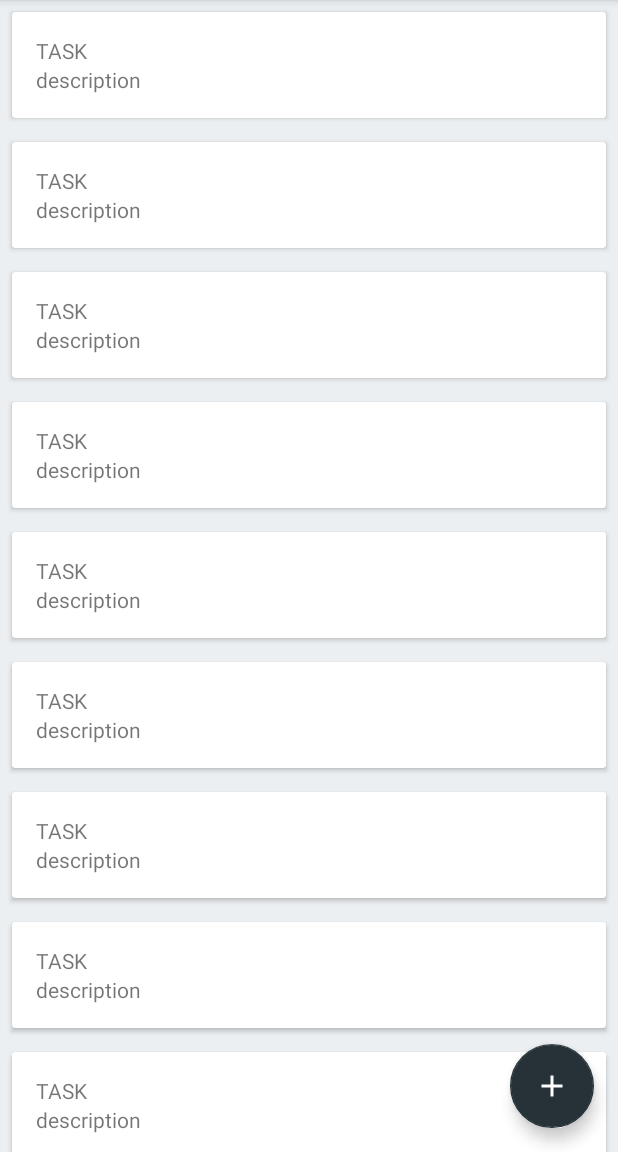
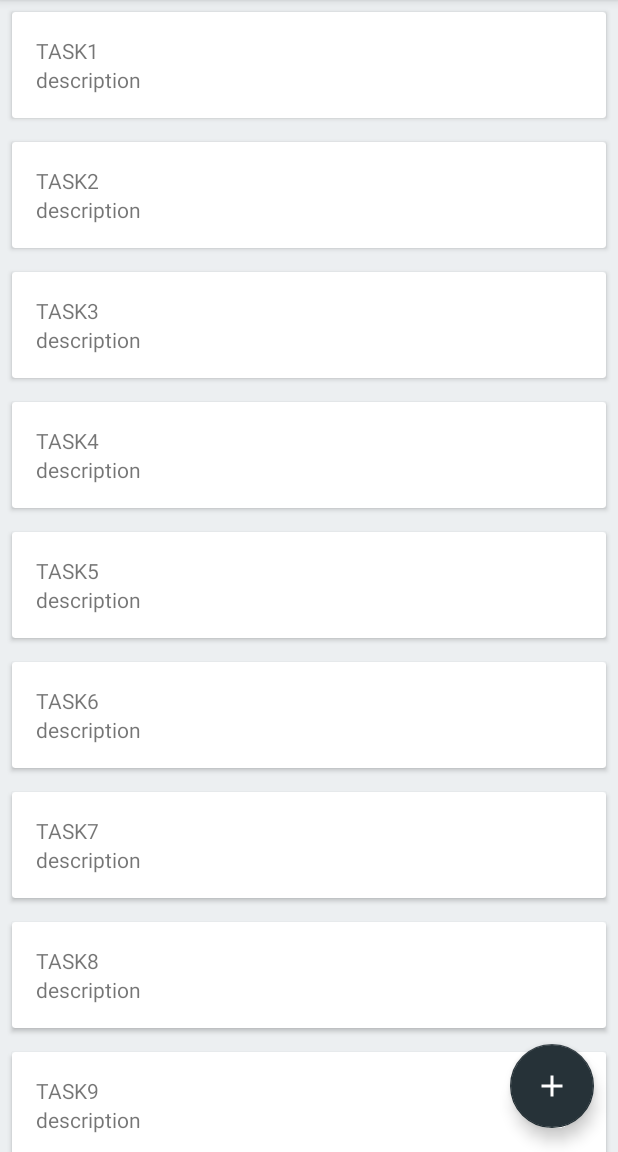
Before and after one commit to yasszu/android-architecture, an Android app: the screen it shows after launch (TasksActivity), on a phone screen of 412 x 824 dp, the part 84-1236 px from its top. Run offline under Robolectric (Android 15) with nearby library versions, the phone set to English and light mode, and no system bars; our stand-ins replace RxJava, data binding.

Commit message:
Modify the item_task layout

```diff
--- a/app/src/main/java/com/example/todoapp/data/TasksRepository.kt
+++ b/app/src/main/java/com/example/todoapp/data/TasksRepository.kt
@@ -10,15 +10,15 @@ object TasksRepository {
 
     fun getTasks(): List<Task> {
         val tasks = arrayListOf<Task>()
-        tasks.add(Task(id = 1, date = DateUtil.currentDate))
-        tasks.add(Task(id = 2, date = DateUtil.currentDate))
-        tasks.add(Task(id = 3, date = DateUtil.currentDate))
-        tasks.add(Task(id = 4, date = DateUtil.currentDate))
-        tasks.add(Task(id = 5, date = DateUtil.currentDate))
-        tasks.add(Task(id = 6, date = DateUtil.currentDate))
-        tasks.add(Task(id = 7, date = DateUtil.currentDate))
-        tasks.add(Task(id = 8, date = DateUtil.currentDate))
-        tasks.add(Task(id = 9, date = DateUtil.currentDate))
+        tasks.add(Task(id = 1, title = "TASK1", description = "description", date = DateUtil.currentDate))
+        tasks.add(Task(id = 2, title = "TASK2", description = "description", date = DateUtil.currentDate))
+        tasks.add(Task(id = 3, title = "TASK3", description = "description", date = DateUtil.currentDate))
+        tasks.add(Task(id = 4, title = "TASK4", description = "description", date = DateUtil.currentDate))
+        tasks.add(Task(id = 5, title = "TASK5", description = "description", date = DateUtil.currentDate))
+        tasks.add(Task(id = 6, title = "TASK6", description = "description", date = DateUtil.currentDate))
+        tasks.add(Task(id = 7, title = "TASK7", description = "description", date = DateUtil.currentDate))
+        tasks.add(Task(id = 8, title = "TASK8", description = "description", date = DateUtil.currentDate))
+        tasks.add(Task(id = 9, title = "TASK9", description = "description", date = DateUtil.currentDate))
         return tasks
     }
 
--- a/app/src/main/java/com/example/todoapp/helper/ItemTouchHelperCallback.kt
+++ b/app/src/main/java/com/example/todoapp/helper/ItemTouchHelperCallback.kt
@@ -13,8 +13,7 @@ class ItemTouchHelperCallback(val adapter: ItemTouchHelperAdapter): ItemTouchHel
         ItemTouchHelper.LEFT or ItemTouchHelper.RIGHT) {
 
     val ALPHA_FULL = 1.0f
-
-    val ALPHA_MAGNIFICATION = 1.3f
+    val ALPHA_MAGNIFICATION = 1.2f
 
     override fun onMove(recyclerView: RecyclerView, holder: RecyclerView.ViewHolder, target: RecyclerView.ViewHolder): Boolean {
         val fromPos = holder.adapterPosition
--- a/app/src/main/res/layout/item_task.xml
+++ b/app/src/main/res/layout/item_task.xml
@@ -23,14 +23,16 @@
                 android:id="@+id/title"
                 android:layout_width="wrap_content"
                 android:layout_height="wrap_content"
-                android:text="TASK"/>
+                android:maxLines="1"
+                android:text="@{viewModel.task.title}"/>
 
             <TextView
                 android:id="@+id/description"
                 android:layout_width="wrap_content"
                 android:layout_height="wrap_content"
                 android:layout_below="@+id/title"
-                android:text="description"/>
+                android:maxLines="1"
+                android:text="@{viewModel.task.description}"/>
 
         </RelativeLayout>
 
```
